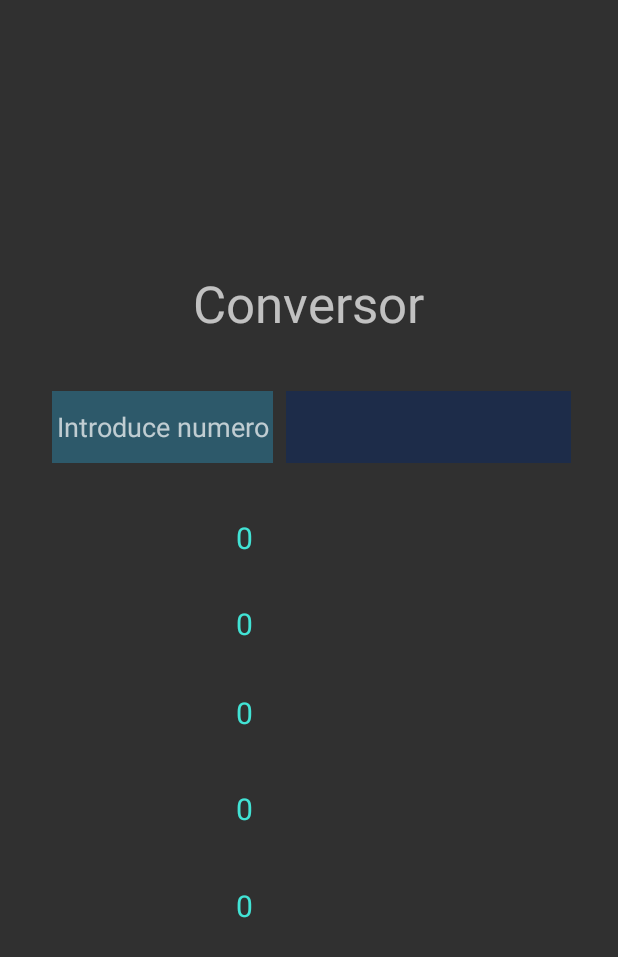
After one commit to BRJ-23/AndroidPracticeIbipAPP, an Android app: the layout spinnerconversor_activity.xml on its own in the app's theme, with its tools: preview values and no code run, on a phone screen of 412 x 824 dp. The commit adds this screen. Shown: the top 957 px of the screen. Run offline under Robolectric (Android 15) with nearby library versions, the phone set to English and light mode, and no system bars.

Commit message:
Spinner Conversor has been added

```diff
--- /dev/null
+++ b/app/src/main/res/layout/spinnerconversor_activity.xml
@@ -0,0 +1,135 @@
+<?xml version="1.0" encoding="utf-8"?>
+<LinearLayout xmlns:android="http://schemas.android.com/apk/res/android"
+    xmlns:app="http://schemas.android.com/apk/res-auto"
+    xmlns:tools="http://schemas.android.com/tools"
+    android:layout_width="match_parent"
+    android:layout_height="match_parent"
+    android:gravity="center"
+    android:orientation="vertical"
+    android:textAlignment="center"
+    tools:context=".spinnerConversor.MainActivity">
+
+    <TextView
+        android:layout_width="wrap_content"
+        android:layout_height="wrap_content"
+        android:layout_marginTop="100dp"
+        android:layout_marginBottom="20dp"
+        android:gravity="center"
+        android:text="Conversor"
+        android:textAlignment="center"
+        android:textSize="34dp" />
+
+    <androidx.constraintlayout.widget.ConstraintLayout
+        android:layout_width="350dp"
+        android:layout_height="500dp"
+        android:gravity="center_vertical">
+
+        <EditText
+            android:id="@+id/numMedida"
+            android:layout_width="147dp"
+            android:layout_height="48dp"
+            android:background="#2D596A"
+            android:ems="10"
+            android:inputType="numberDecimal|number"
+            android:minHeight="48dp"
+            android:hint="Introduce numero"
+            android:textAlignment="center"
+            app:layout_constraintBottom_toBottomOf="parent"
+            app:layout_constraintEnd_toStartOf="@+id/spiner"
+            app:layout_constraintHorizontal_bias="0.307"
+            app:layout_constraintStart_toStartOf="parent"
+            app:layout_constraintTop_toTopOf="parent"
+            app:layout_constraintVertical_bias="0.035" />
+
+        <Spinner
+            android:id="@+id/spiner"
+            android:layout_width="190dp"
+            android:layout_height="wrap_content"
+            android:background="#DA1A2C4E"
+            android:contentDescription="Elige Medida"
+            android:minHeight="48dp"
+            app:layout_constraintBottom_toBottomOf="parent"
+            app:layout_constraintEnd_toEndOf="parent"
+            app:layout_constraintHorizontal_bias="1.0"
+            app:layout_constraintStart_toStartOf="parent"
+            app:layout_constraintTop_toTopOf="parent"
+            app:layout_constraintVertical_bias="0.035" />
+
+        <TextView
+            android:id="@+id/resulMedidas"
+            android:layout_width="wrap_content"
+            android:layout_height="wrap_content"
+            android:layout_weight="1"
+            android:text="0"
+            android:textColor="#42E3D5"
+            android:textSize="20dp"
+            app:layout_constraintBottom_toBottomOf="parent"
+            app:layout_constraintEnd_toEndOf="parent"
+            app:layout_constraintHorizontal_bias="0.374"
+            app:layout_constraintStart_toStartOf="parent"
+            app:layout_constraintTop_toBottomOf="@+id/numMedida"
+            app:layout_constraintVertical_bias="0.088" />
+
+        <TextView
+            android:id="@+id/resulMedidas3"
+            android:layout_width="wrap_content"
+            android:layout_height="wrap_content"
+            android:layout_weight="1"
+            android:text="0"
+            android:textColor="#42E3D5"
+            android:textSize="20dp"
+            app:layout_constraintBottom_toBottomOf="parent"
+            app:layout_constraintEnd_toEndOf="parent"
+            app:layout_constraintHorizontal_bias="0.374"
+            app:layout_constraintStart_toStartOf="parent"
+            app:layout_constraintTop_toBottomOf="@+id/numMedida"
+            app:layout_constraintVertical_bias="0.374" />
+
+        <TextView
+            android:id="@+id/resulMedidas4"
+            android:layout_width="wrap_content"
+            android:layout_height="wrap_content"
+            android:layout_weight="1"
+            android:text="0"
+            android:textColor="#42E3D5"
+            android:textSize="20dp"
+            app:layout_constraintBottom_toBottomOf="parent"
+            app:layout_constraintEnd_toEndOf="parent"
+            app:layout_constraintHorizontal_bias="0.374"
+            app:layout_constraintStart_toStartOf="parent"
+            app:layout_constraintTop_toBottomOf="@+id/numMedida"
+            app:layout_constraintVertical_bias="0.53" />
+
+        <TextView
+            android:id="@+id/resulMedidas5"
+            android:layout_width="wrap_content"
+            android:layout_height="wrap_content"
+            android:layout_weight="1"
+            android:text="0"
+            android:textColor="#42E3D5"
+            android:textSize="20dp"
+            app:layout_constraintBottom_toBottomOf="parent"
+            app:layout_constraintEnd_toEndOf="parent"
+            app:layout_constraintHorizontal_bias="0.374"
+            app:layout_constraintStart_toStartOf="parent"
+            app:layout_constraintTop_toBottomOf="@+id/numMedida"
+            app:layout_constraintVertical_bias="0.689" />
+
+        <TextView
+            android:id="@+id/resulMedidas2"
+            android:layout_width="wrap_content"
+            android:layout_height="wrap_content"
+            android:layout_weight="1"
+            android:text="0"
+            android:textColor="#42E3D5"
+            android:textSize="20dp"
+            app:layout_constraintBottom_toBottomOf="parent"
+            app:layout_constraintEnd_toEndOf="parent"
+            app:layout_constraintHorizontal_bias="0.374"
+            app:layout_constraintStart_toStartOf="parent"
+            app:layout_constraintTop_toBottomOf="@+id/numMedida"
+            app:layout_constraintVertical_bias="0.229" />
+
+    </androidx.constraintlayout.widget.ConstraintLayout>
+
+</LinearLayout>
```
Also changed, not shown: app/src/main/AndroidManifest.xml (+6 -3 lines), app/src/main/java/com/example/ibip/ascreen/Main.java (+7 -0 lines), app/src/main/java/com/example/ibip/spinnerConversor/MainActivity.java (added, +164 -0 lines), app/src/main/res/layout/ascreen_activity.xml (+7 -0 lines).
